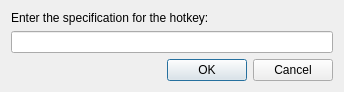
This is src/lib/gui/dialogs/HotkeyDialog.ui in zgpbloodwolf/deskflow as Qt 5 draws it before an edit. The edited form follows.
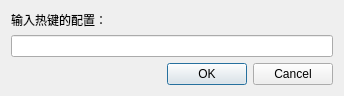
This is the edited form. Custom widgets are drawn as their Qt base class.

What changed in the file:
```diff
--- a/src/lib/gui/dialogs/HotkeyDialog.ui
+++ b/src/lib/gui/dialogs/HotkeyDialog.ui
@@ -17,7 +17,7 @@
    <item>
     <widget class="QLabel" name="label">
      <property name="text">
-      <string>Enter the specification for the hotkey:</string>
+      <string>输入热键的配置：</string>
      </property>
     </widget>
    </item>
```
Left out of the diff: 2 changed lines with no effect on the pictures.
